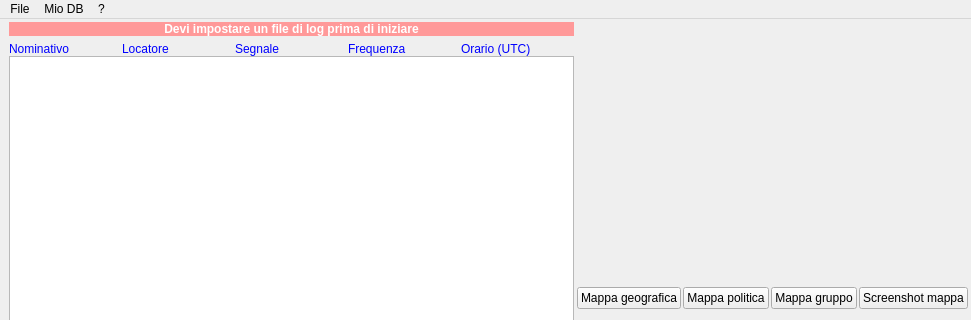
This is mainwindow.ui in DoppiaZeta/RFLog as Qt 5 draws it before an edit; both pictures show x 0 to 971 and y 0 to 320 of the 971 by 599 pixel window. The edited form follows.
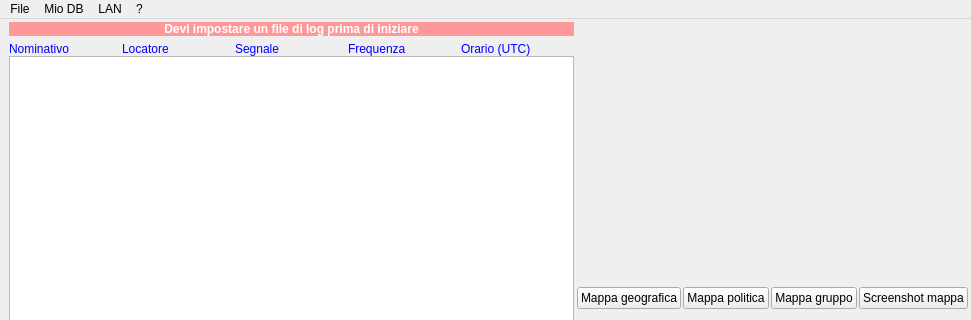
This is the edited form.

```diff
--- a/mainwindow.ui
+++ b/mainwindow.ui
@@ -199,8 +199,19 @@
     </property>
     <addaction name="menuInformazioniSu"/>
    </widget>
+   <widget class="QMenu" name="menuLAN">
+    <property name="title">
+     <string>LAN</string>
+    </property>
+    <addaction name="actionITA"/>
+    <addaction name="actionENG"/>
+    <addaction name="actionFR"/>
+    <addaction name="actionDE"/>
+    <addaction name="actionES"/>
+   </widget>
    <addaction name="menuFile"/>
    <addaction name="menuMioDB"/>
+   <addaction name="menuLAN"/>
    <addaction name="menu"/>
   </widget>
   <widget class="QStatusBar" name="statusbar"/>
```
Left out of the diff: 25 changed lines with no effect on the pictures.
